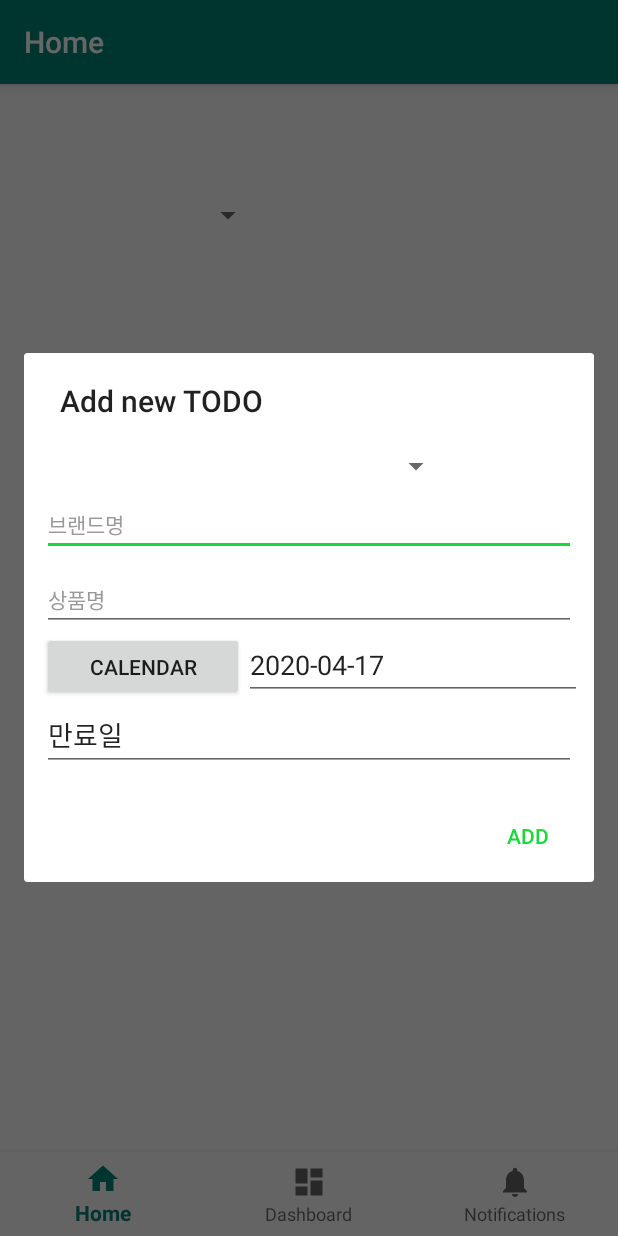
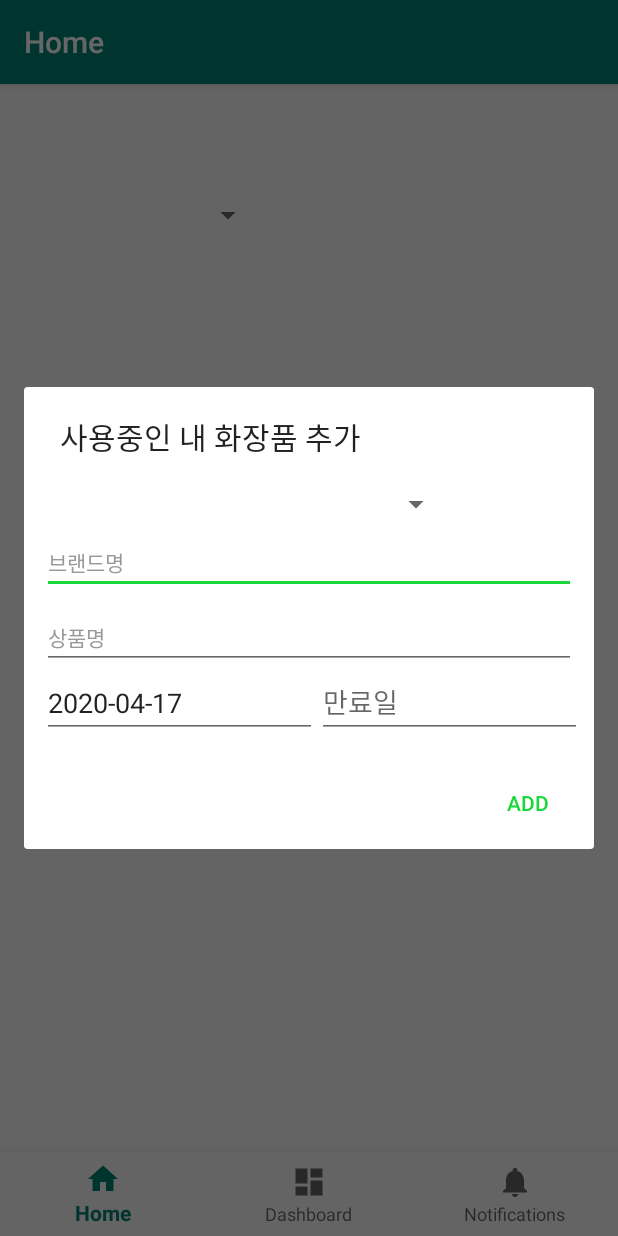
Before and after one commit to wldmsjieun/HwaGwan, an Android app: the screen it shows after launch (MainActivity), after a tap on an icon or button, on a phone screen of 412 x 824 dp. Run offline under Robolectric (Android 15) with nearby library versions, the phone set to English and light mode, and no system bars; our stand-ins replace navigation-ui.

Commit message:
openDate, expDate choose by Calendar expDate minscope setting

```diff
--- a/app/src/main/java/kr/ac/mju/cd2020shwagwan/ui/home/HomeFragment.java
+++ b/app/src/main/java/kr/ac/mju/cd2020shwagwan/ui/home/HomeFragment.java
@@ -22,6 +22,7 @@ import android.widget.CalendarView;
 import android.widget.DatePicker;
 import android.widget.EditText;
 import android.widget.ListView;
+import android.widget.SimpleCursorAdapter;
 import android.widget.TextView;
 import android.widget.TimePicker;
 import android.widget.Toast;
@@ -56,13 +57,14 @@ public class HomeFragment extends Fragment {
 
     private ArrayList<Cosmetics> items;
     private SimpleDateFormat sdfNow;
-    private EditText edOpen;
-    private Button btOpen;
-    int year=0;
-    int month=0;
-    int day=0;
-    String str;
-    private DatePickerDialog.OnDateSetListener callbackMethod;
+    private EditText edOpen, edExp;
+    int openYear=0, openMonth=0, openDay=0;
+
+
+    Calendar openCalendar = Calendar.getInstance();
+    Calendar expCalendar = Calendar.getInstance();
+
+
 
     public View onCreateView(@NonNull LayoutInflater inflater,
                              ViewGroup container, Bundle savedInstanceState) {
@@ -90,84 +92,75 @@ public class HomeFragment extends Fragment {
     }
 
 
+
     /* 추가폼 호출 */
     private void showAddDialog() {
         // AlertDialog View layout
         LayoutInflater inflater = (LayoutInflater) getContext().getSystemService(Context.LAYOUT_INFLATER_SERVICE);
         final View layout = inflater.inflate(R.layout.content_add, null);
 
-        // 오늘 날짜로 설정
-        edOpen = layout.findViewById(R.id.edOpen);
-        btOpen = layout.findViewById(R.id.btOpen);
-        long now = System.currentTimeMillis();
-        Date dt = new Date(now);
-//        Toast.makeText(getContext(), dt.toString(), Toast.LENGTH_SHORT).show();
-        sdfNow = new SimpleDateFormat("yyyy-MM-dd");
-        String formatDate = sdfNow.format(dt);
-        edOpen.setText(formatDate);
+        // findById
+        edExp = layout.findViewById(R.id.edExp);
 
 
-        btOpen.setOnClickListener(new CalendarView.OnClickListener(){
+        // 개봉일 현재 날짜로 설정
+        setToday(layout);
+
+
+        // 개봉일 캘린더로 선택
+        edOpen.setOnClickListener(new View.OnClickListener() {
             @Override
-            public void onClick(View view) {
-                showDate();
-            }
-        });
+            public void onClick(View v) {
+                DatePickerDialog.OnDateSetListener myDatePicker = new DatePickerDialog.OnDateSetListener() {
+                    @Override
+                    public void onDateSet(DatePicker view, int year, int month, int dayOfMonth) {
+                        openCalendar.set(Calendar.YEAR, year);
+                        openCalendar.set(Calendar.MONTH, month);
+                        openCalendar.set(Calendar.DAY_OF_MONTH, dayOfMonth);
+                        String myFormat = "yyyy-MM-dd";    // 출력형식   2018-11-18
+                        SimpleDateFormat sdf = new SimpleDateFormat(myFormat, Locale.KOREA);
 
-        /*직접 입력시 날짜에 자동 하이픈 형식 생기게 하는 부분*/
-        edOpen.addTextChangedListener(new TextWatcher() {
+                        edOpen.setText(sdf.format(openCalendar.getTime()));
+                    }
+                };
 
-            private int _beforeLenght = 0;
-            private int _afterLenght = 0;
+                openYear = openCalendar.get(Calendar.YEAR);
+                openMonth = openCalendar.get(Calendar.MONTH);
+                openDay = openCalendar.get(Calendar.DAY_OF_MONTH);
 
-            @Override
-            public void beforeTextChanged(CharSequence s, int start, int count, int after) {
-                _beforeLenght = s.length();
-            }
-
-            @Override
-            public void onTextChanged(CharSequence s, int start, int before, int count) {
-                if (s.length() <= 0) {
-                    Log.d("addTextChangedListener", "onTextChanged: Intput text is wrong (Type : Length)");
-                    return;
-                }
-
-                char inputChar = s.charAt(s.length() - 1);
-                if (inputChar != '-' && (inputChar < '0' || inputChar > '9')) {
-                    edOpen.getText().delete(s.length() - 1, s.length());
-                    Log.d("addTextChangedListener", "onTextChanged: Intput text is wrong (Type : Number)");
-                    return;
-                }
-
-                _afterLenght = s.length();
-
-                // 삭제 중
-                if (_beforeLenght > _afterLenght) {
-                    // 삭제 중에 마지막에 -는 자동으로 지우기
-                    if (s.toString().endsWith("-")) {
-                        edOpen.setText(s.toString().substring(0, s.length() - 1));
-                    }
-                }
-                // 입력 중
-                else if (_beforeLenght < _afterLenght) {
-                    if (_afterLenght == 5 && s.toString().indexOf("-") < 0) {
-                        edOpen.setText(s.toString().subSequence(0, 4) + "-" + s.toString().substring(4, s.length()));
-                    } else if (_afterLenght == 8) {
-                        edOpen.setText(s.toString().subSequence(0, 7) + "-" + s.toString().substring(7, s.length()));
-                    }
-                }
-                edOpen.setSelection(edOpen.length());
-
-            }
-
-            @Override
-            public void afterTextChanged(Editable s) {
-                // 생략
+                new DatePickerDialog(getContext(), myDatePicker, openYear, openMonth, openDay)
+                        .show();
             }
         });
 
 
-        /* 추가폼에 데이터 입력 */
+        // 만료일 캘린더로 선택 및 최소날짜 세팅
+        edExp.setOnClickListener(new View.OnClickListener() {
+            @Override
+            public void onClick(View v) {
+
+                final DatePickerDialog.OnDateSetListener myDatePicker = new DatePickerDialog.OnDateSetListener() {
+                    @Override
+                    public void onDateSet(DatePicker view, int year, int month, int dayOfMonth) {
+
+                        expCalendar.set(Calendar.YEAR, year);
+                        expCalendar.set(Calendar.MONTH, month);
+                        expCalendar.set(Calendar.DAY_OF_MONTH, dayOfMonth);
+                        String myFormat = "yyyy-MM-dd";    // 출력형식   2018-11-18
+                        SimpleDateFormat sdf = new SimpleDateFormat(myFormat, Locale.KOREA);
+
+                        edExp.setText(sdf.format(expCalendar.getTime()));
+                    }
+                };
+
+                DatePickerDialog datePickerDialog = new DatePickerDialog(getContext(), myDatePicker, expCalendar.get(Calendar.YEAR), expCalendar.get(Calendar.MONTH), expCalendar.get(Calendar.DAY_OF_MONTH));
+                datePickerDialog.getDatePicker().setMinDate(openCalendar.getTimeInMillis());
+                datePickerDialog.show();
+            }
+        });
+
+
+        // 추가폼에 데이터 입력
         new AlertDialog.Builder(getContext())
                 .setPositiveButton("ADD", new DialogInterface.OnClickListener() {
                     @Override
@@ -185,67 +178,26 @@ public class HomeFragment extends Fragment {
                             return;
                         }
 
-
                         // 데이터 추가
                          addData(brand, name);
                     }
                 })
-                //.setNegativeButton("CANCEL", null)
-                //.setCancelable(false)
                 .setCancelable(true)
-                .setTitle("Add new TODO")
+                .setTitle("사용중인 내 화장품 추가")
                 .setView(layout)
                 .show();
     }
 
 
-    /* 버튼 클릭하면 캘린더 보여줌 */
-    void showDate() {
-        callbackMethod = new DatePickerDialog.OnDateSetListener()
-        {
-            @Override
-            public void onDateSet(DatePicker view, int y, int m, int d)
-            {
-                year = y;
-                month = m+1;
-                day = d;
 
-                StringBuilder from = new StringBuilder();
-                from.append(year);
-                from.append("-");
-                from.append(month);
-                from.append("-");
-                from.append(day);
-
-                Toast.makeText(getContext(), from, Toast.LENGTH_SHORT).show();
-                SimpleDateFormat transFormat = new SimpleDateFormat("yyyy-M-dd");
-
-                try {
-                    Date to = transFormat.parse(from.toString());
-                    Toast.makeText(getContext(), to.toString(), Toast.LENGTH_SHORT).show();
-                    sdfNow = new SimpleDateFormat("yyyy-MM-dd");
-                    String formatDate = sdfNow.format(to);
-                    edOpen.setText(formatDate);
-                } catch (ParseException e) {
-                    e.printStackTrace();
-                    Toast.makeText(getContext(), "error", Toast.LENGTH_SHORT).show();
-                }
-
-
-            }
-        };
-
-
-        Calendar cal = Calendar.getInstance();
-
-        int presentYear = cal.get(Calendar.YEAR);
-        int presentMonth = cal.get(Calendar.MONTH);
-        int presentDay = cal.get(Calendar.DATE);
-
-        DatePickerDialog dialog = new DatePickerDialog(getContext(), callbackMethod, presentYear, presentMonth, presentDay);
-
-        dialog.show();
-
+    /* 개봉일 현재 날짜로 설정 */
+    public void setToday (View layout) {
+        edOpen = layout.findViewById(R.id.edOpen);
+        long now = System.currentTimeMillis();
+        Date dt = new Date(now);
+        sdfNow = new SimpleDateFormat("yyyy-MM-dd");
+        String formatDate = sdfNow.format(dt);
+        edOpen.setText(formatDate);
     }
 
 
@@ -280,6 +232,7 @@ public class HomeFragment extends Fragment {
     }
 
 
+
     /* 추가 */
     private void addData(String brand, String name) {
         // SQLite 사용
--- a/app/src/main/res/layout/content_add.xml
+++ b/app/src/main/res/layout/content_add.xml
@@ -36,32 +36,32 @@
         android:layout_height="46dp"
         android:orientation="horizontal">
 
-        <Button
-            android:id="@+id/btOpen"
-            android:layout_width="22dp"
-            android:layout_height="46dp"
-            android:layout_weight="20"
-            android:text="Calendar" />
+        <EditText
+            android:id="@+id/edOpen"
+            android:layout_width="183dp"
+            android:layout_height="wrap_content"
+            android:clickable="true"
+            android:editable="false"
+            android:ems="10"
+            android:focusable="false"
+            android:hint="개봉일"
+            android:inputType="date"
+            android:maxLength="10"
+            android:maxLines="1"
+            android:selectAllOnFocus="true" />
 
         <EditText
-            android:id="@+id/edOpen"
-            android:layout_width="255dp"
+            android:id="@+id/edExp"
+            android:layout_width="match_parent"
             android:layout_height="wrap_content"
+            android:clickable="true"
+            android:editable="false"
             android:ems="10"
-            android:hint="개봉일"
-            android:selectAllOnFocus="true"
-            android:maxLines="1"
+            android:focusable="false"
+            android:hint="만료일"
+            android:inputType="date"
             android:maxLength="10"
-            android:inputType="phone" />
-
+            android:maxLines="1" />
     </LinearLayout>
 
-    <EditText
-        android:id="@+id/etExp"
-        android:layout_width="match_parent"
-        android:layout_height="wrap_content"
-        android:ems="10"
-        android:inputType="textPersonName"
-        android:text="만료일" />
-
 </LinearLayout>
```
Also changed, not shown: app/src/main/java/kr/ac/mju/cd2020shwagwan/Cosmetics.java (+13 -3 lines).
